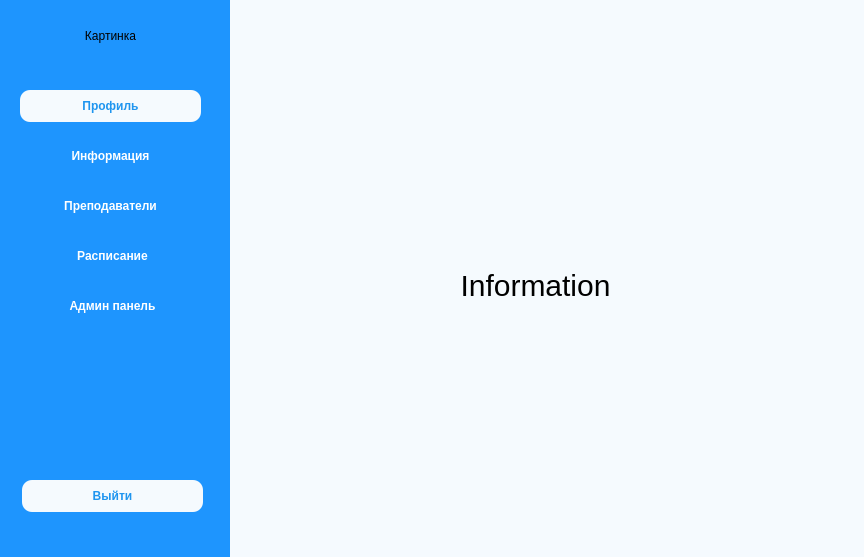
The window that App2/UI/mainUI.ui (Heyaski/carSchoolApp) describes before a commit, drawn with Qt 5.
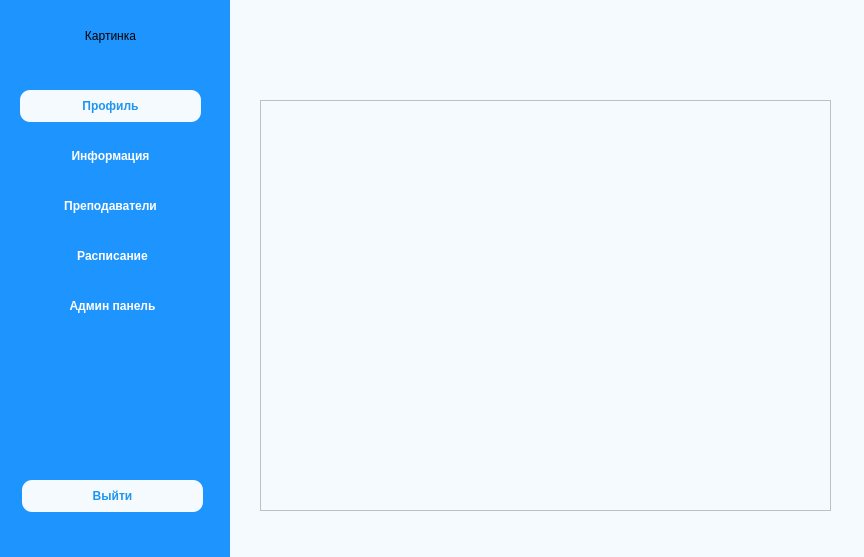
The same window after the commit. The open tabs and pages were chosen to show the change.

```diff
--- a/App2/UI/mainUI.ui
+++ b/App2/UI/mainUI.ui
@@ -14,7 +14,7 @@
    <string>MainWindow</string>
   </property>
   <property name="styleSheet">
-   <string notr="true">background:c #F5FaFE</string>
+   <string notr="true">background: #F5FaFE;</string>
   </property>
   <widget class="QWidget" name="centralwidget">
    <widget class="QWidget" name="widget" native="true">
@@ -432,23 +432,24 @@
       </widget>
      </widget>
      <widget class="QWidget" name="Information_page">
-      <widget class="QLabel" name="label_3">
+      <widget class="QTextEdit" name="infoTextEdit">
        <property name="geometry">
         <rect>
-         <x>160</x>
-         <y>150</y>
-         <width>251</width>
-         <height>91</height>
+         <x>10</x>
+         <y>10</y>
+         <width>571</width>
+         <height>411</height>
         </rect>
        </property>
-       <property name="styleSheet">
-        <string notr="true">font-size: 30px;</string>
+       <property name="readOnly">
+        <bool>true</bool>
        </property>
-       <property name="text">
-        <string>Information</string>
-       </property>
-       <property name="alignment">
-        <set>Qt::AlignCenter</set>
+       <property name="html">
+        <string>&lt;!DOCTYPE HTML PUBLIC &quot;-//W3C//DTD HTML 4.0//EN&quot; &quot;http://www.w3.org/TR/REC-html40/strict.dtd&quot;&gt;
+&lt;html&gt;&lt;head&gt;&lt;meta name=&quot;qrichtext&quot; content=&quot;1&quot; /&gt;&lt;style type=&quot;text/css&quot;&gt;
+p, li { white-space: pre-wrap; }
+&lt;/style&gt;&lt;/head&gt;&lt;body style=&quot; font-family:'.AppleSystemUIFont'; font-size:13pt; font-weight:400; font-style:normal;&quot;&gt;
+&lt;p style=&quot;-qt-paragraph-type:empty; margin-top:0px; margin-bottom:0px; margin-left:0px; margin-right:0px; -qt-block-indent:0; text-indent:0px;&quot;&gt;&lt;br /&gt;&lt;/p&gt;&lt;/body&gt;&lt;/html&gt;</string>
        </property>
       </widget>
      </widget>
```
Left out of the diff: 2 changed lines with no effect on the pictures.
